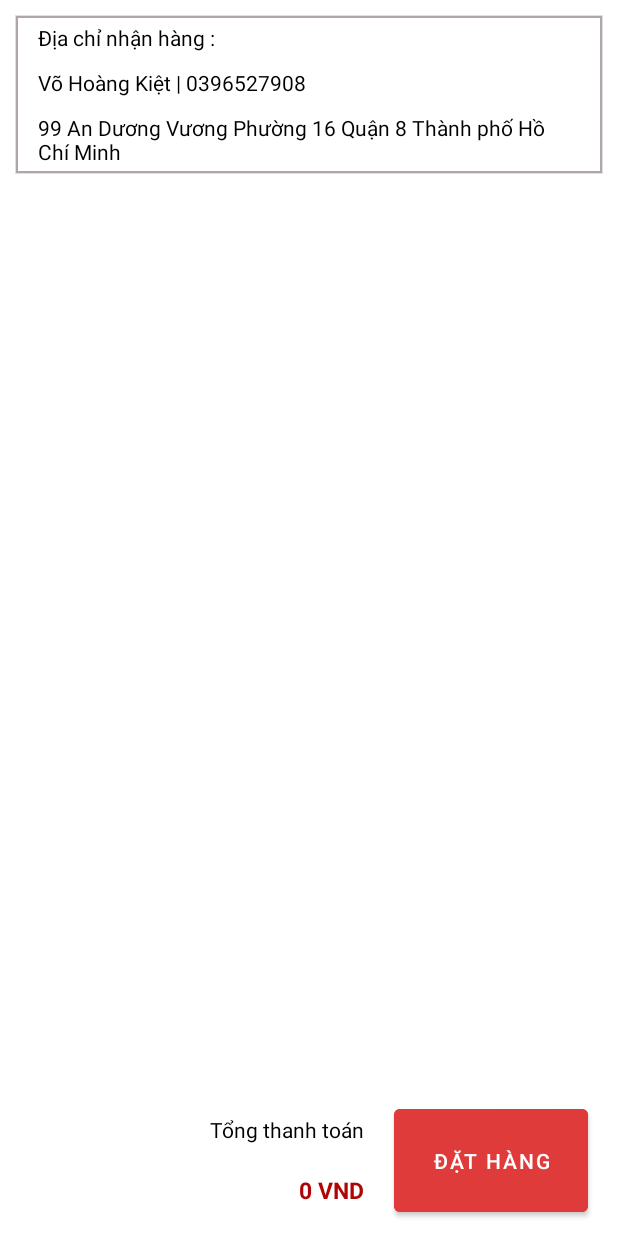
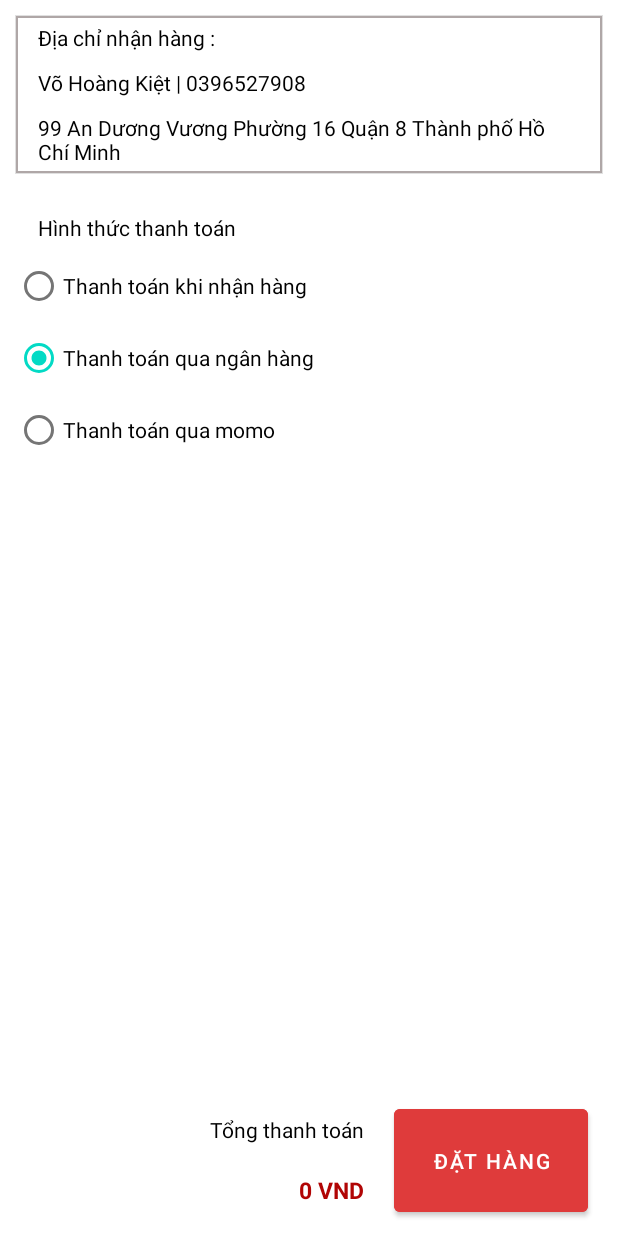
Before and after one commit to quocanh58/PhoneStore_Andoird_Application, an Android app: the PayActivity screen opened directly, with no data from a screen before it, on a phone screen of 412 x 824 dp. Run offline under Robolectric (Android 15) with nearby library versions, the phone set to English and light mode, and no system bars; our stand-ins replace Picasso; pictures from the network do not load; 2 statements that could not run were skipped.

Commit message:
add Payment method

```diff
--- a/app/src/main/res/layout/activity_pay.xml
+++ b/app/src/main/res/layout/activity_pay.xml
@@ -70,7 +70,46 @@
             <ListView
                 android:id="@+id/lvPay"
                 android:layout_width="match_parent"
-                android:layout_height="524dp"></ListView>
+                android:layout_height="wrap_content"></ListView>
+            <LinearLayout
+                android:layout_width="match_parent"
+                android:layout_height="wrap_content"
+                android:orientation="vertical"
+                >
+                <TextView
+                    android:layout_marginTop="15dp"
+                    android:textColor="@color/black"
+                    android:text="Hình thức thanh toán"
+                    android:layout_width="match_parent"
+                    android:layout_height="wrap_content"
+                    android:paddingHorizontal="15dp"
+                    android:paddingVertical="5dp"
+                    >
+                </TextView>
+                <RadioGroup
+                    android:layout_width="wrap_content"
+                    android:layout_height="wrap_content">
+                    <RadioButton
+                        android:checked="true"
+                        android:id="@+id/radio_a"
+                        android:text="Thanh toán khi nhận hàng"
+                        android:layout_width="wrap_content"
+                        android:layout_height="wrap_content" />
+
+                    <RadioButton
+                        android:id="@+id/radio_b"
+                        android:text="Thanh toán qua ngân hàng"
+                        android:checked="true"
+                        android:layout_width="wrap_content"
+                        android:layout_height="wrap_content" />
+
+                    <RadioButton
+                        android:id="@+id/radio_c"
+                        android:text="Thanh toán qua momo"
+                        android:layout_width="wrap_content"
+                        android:layout_height="wrap_content" />
+                </RadioGroup>
+            </LinearLayout>
         </LinearLayout>
     </ScrollView>
 
```
